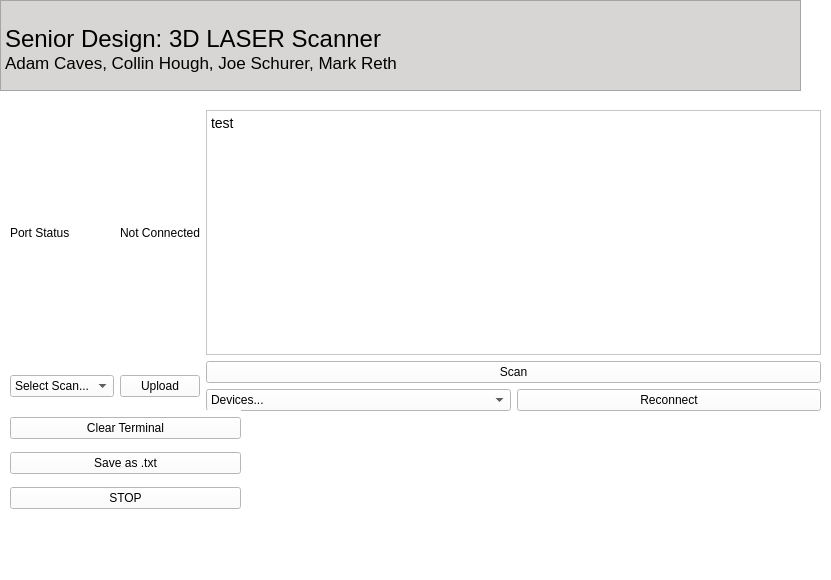
First picture: the form in src/UI/SeniorDesign_UI.ui, repository joeschurer/senior-design, before the edit.
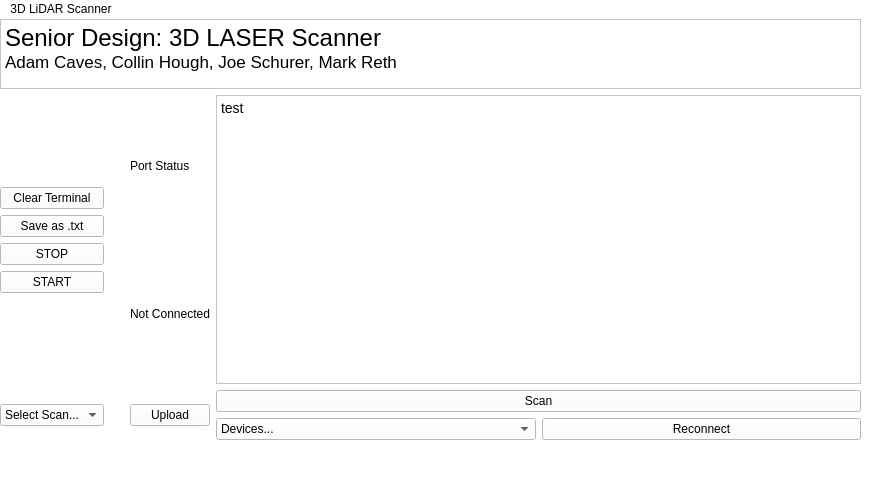
Second picture: the form after the edit.

Commit message: make UI less bad

Diff of the .ui file:
```diff
--- a/src/UI/SeniorDesign_UI.ui
+++ b/src/UI/SeniorDesign_UI.ui
@@ -6,10 +6,16 @@
    <rect>
     <x>0</x>
     <y>0</y>
-    <width>831</width>
-    <height>580</height>
+    <width>875</width>
+    <height>477</height>
    </rect>
   </property>
+  <property name="sizePolicy">
+   <sizepolicy hsizetype="Preferred" vsizetype="Minimum">
+    <horstretch>0</horstretch>
+    <verstretch>0</verstretch>
+   </sizepolicy>
+  </property>
   <property name="windowTitle">
    <string>MainWindow</string>
   </property>
@@ -17,20 +23,35 @@
    <string notr="true">background-color:rgb(255, 255, 255)</string>
   </property>
   <widget class="QWidget" name="centralwidget">
-   <widget class="QTextBrowser" name="textBrowser_2">
+   <widget class="QWidget" name="verticalLayoutWidget_3">
     <property name="geometry">
      <rect>
       <x>0</x>
       <y>0</y>
-      <width>801</width>
-      <height>91</height>
+      <width>861</width>
+      <height>421</height>
      </rect>
     </property>
-    <property name="autoFillBackground">
-     <bool>false</bool>
-    </property>
-    <property name="styleSheet">
-     <string notr="true">background-color:rgb(215, 214, 213)</string>
+    <layout class="QVBoxLayout" name="verticalLayout_4">
+     <item>
+      <widget class="QTextEdit" name="textEdit_2">
+       <property name="sizePolicy">
+        <sizepolicy hsizetype="Expanding" vsizetype="Fixed">
+         <horstretch>0</horstretch>
+         <verstretch>0</verstretch>
+        </sizepolicy>
+       </property>
+       <property name="verticalScrollBarPolicy">
+        <enum>Qt::ScrollBarAlwaysOff</enum>
+       </property>
+       <property name="horizontalScrollBarPolicy">
+        <enum>Qt::ScrollBarAlwaysOff</enum>
+       </property>
+       <property name="sizeAdjustPolicy">
+        <enum>QAbstractScrollArea::AdjustToContents</enum>
+       </property>
+       <property name="readOnly">
+        <bool>true</bool>
     </property>
     <property name="html">
      <string>&lt;!DOCTYPE HTML PUBLIC &quot;-//W3C//DTD HTML 4.0//EN&quot; &quot;http://www.w3.org/TR/REC-html40/strict.dtd&quot;&gt;
@@ -38,85 +59,43 @@
 p, li { white-space: pre-wrap; }
 hr { height: 1px; border-width: 0; }
 &lt;/style&gt;&lt;/head&gt;&lt;body style=&quot; font-family:'Segoe UI'; font-size:10.5pt; font-weight:400; font-style:normal;&quot;&gt;
-&lt;p style=&quot;-qt-paragraph-type:empty; margin-top:0px; margin-bottom:0px; margin-left:0px; margin-right:0px; -qt-block-indent:0; text-indent:0px; font-family:'.AppleSystemUIFont'; font-size:13pt;&quot;&gt;&lt;br /&gt;&lt;/p&gt;
 &lt;p style=&quot; margin-top:0px; margin-bottom:0px; margin-left:0px; margin-right:0px; -qt-block-indent:0; text-indent:0px;&quot;&gt;&lt;span style=&quot; font-family:'.AppleSystemUIFont'; font-size:18pt;&quot;&gt;Senior Design: 3D LASER Scanner&lt;/span&gt;&lt;/p&gt;
 &lt;p style=&quot; margin-top:0px; margin-bottom:0px; margin-left:0px; margin-right:0px; -qt-block-indent:0; text-indent:0px;&quot;&gt;&lt;span style=&quot; font-family:'.AppleSystemUIFont'; font-size:13pt;&quot;&gt;Adam Caves, Collin Hough, Joe Schurer, Mark Reth&lt;/span&gt;&lt;/p&gt;&lt;/body&gt;&lt;/html&gt;</string>
     </property>
    </widget>
-   <widget class="QWidget" name="gridLayoutWidget">
-    <property name="geometry">
-     <rect>
-      <x>10</x>
-      <y>110</y>
-      <width>811</width>
-      <height>301</height>
-     </rect>
-    </property>
+     </item>
+     <item>
     <layout class="QGridLayout" name="gridLayout">
+       <item row="2" column="3">
+        <widget class="QPushButton" name="upload_button">
+         <property name="text">
+          <string>Upload</string>
+         </property>
+        </widget>
+       </item>
      <item row="0" column="3">
-      <widget class="QTextEdit" name="textEdit">
-       <property name="html">
-        <string>&lt;!DOCTYPE HTML PUBLIC &quot;-//W3C//DTD HTML 4.0//EN&quot; &quot;http://www.w3.org/TR/REC-html40/strict.dtd&quot;&gt;
-&lt;html&gt;&lt;head&gt;&lt;meta name=&quot;qrichtext&quot; content=&quot;1&quot; /&gt;&lt;meta charset=&quot;utf-8&quot; /&gt;&lt;style type=&quot;text/css&quot;&gt;
-p, li { white-space: pre-wrap; }
-hr { height: 1px; border-width: 0; }
-&lt;/style&gt;&lt;/head&gt;&lt;body style=&quot; font-family:'Segoe UI'; font-size:10.5pt; font-weight:400; font-style:normal;&quot;&gt;
-&lt;p style=&quot; margin-top:0px; margin-bottom:0px; margin-left:0px; margin-right:0px; -qt-block-indent:0; text-indent:0px;&quot;&gt;test&lt;/p&gt;&lt;/body&gt;&lt;/html&gt;</string>
-       </property>
-       <property name="textInteractionFlags">
-        <set>Qt::TextSelectableByKeyboard|Qt::TextSelectableByMouse</set>
-       </property>
-      </widget>
-     </item>
-     <item row="0" column="1">
+        <layout class="QHBoxLayout" name="horizontalLayout_2">
+         <item>
+          <layout class="QVBoxLayout" name="verticalLayout_3">
+           <item>
       <widget class="QLabel" name="port_status">
        <property name="text">
         <string>Port Status</string>
        </property>
       </widget>
      </item>
-     <item row="0" column="2">
+           <item>
       <widget class="QLabel" name="port_label">
        <property name="text">
         <string>Not Connected</string>
        </property>
       </widget>
      </item>
-     <item row="2" column="1">
-      <widget class="QComboBox" name="prog_select">
-       <property name="currentText">
-        <string>Select Scan...</string>
-       </property>
-       <item>
-        <property name="text">
-         <string>Select Scan...</string>
-        </property>
-       </item>
-       <item>
-        <property name="text">
-         <string>Low Res</string>
-        </property>
+          </layout>
+         </item>
+        </layout>
        </item>
-       <item>
-        <property name="text">
-         <string>High Res</string>
-        </property>
-       </item>
-       <item>
-        <property name="text">
-         <string>Upload Scan</string>
-        </property>
-       </item>
-      </widget>
-     </item>
-     <item row="2" column="2">
-      <widget class="QPushButton" name="upload_button">
-       <property name="text">
-        <string>Upload</string>
-       </property>
-      </widget>
-     </item>
-     <item row="2" column="3">
+       <item row="2" column="4">
       <layout class="QVBoxLayout" name="verticalLayout_2">
        <item>
         <widget class="QPushButton" name="scan_button">
@@ -147,18 +126,36 @@
        </item>
       </layout>
      </item>
-    </layout>
-   </widget>
-   <widget class="QWidget" name="verticalLayoutWidget">
-    <property name="geometry">
-     <rect>
-      <x>10</x>
-      <y>410</y>
-      <width>231</width>
-      <height>106</height>
-     </rect>
-    </property>
+       <item row="0" column="4">
+        <widget class="QTextEdit" name="textEdit">
+         <property name="html">
+          <string>&lt;!DOCTYPE HTML PUBLIC &quot;-//W3C//DTD HTML 4.0//EN&quot; &quot;http://www.w3.org/TR/REC-html40/strict.dtd&quot;&gt;
+&lt;html&gt;&lt;head&gt;&lt;meta name=&quot;qrichtext&quot; content=&quot;1&quot; /&gt;&lt;meta charset=&quot;utf-8&quot; /&gt;&lt;style type=&quot;text/css&quot;&gt;
+p, li { white-space: pre-wrap; }
+hr { height: 1px; border-width: 0; }
+&lt;/style&gt;&lt;/head&gt;&lt;body style=&quot; font-family:'Segoe UI'; font-size:10.5pt; font-weight:400; font-style:normal;&quot;&gt;
+&lt;p style=&quot; margin-top:0px; margin-bottom:0px; margin-left:0px; margin-right:0px; -qt-block-indent:0; text-indent:0px;&quot;&gt;test&lt;/p&gt;&lt;/body&gt;&lt;/html&gt;</string>
+         </property>
+         <property name="textInteractionFlags">
+          <set>Qt::TextSelectableByKeyboard|Qt::TextSelectableByMouse</set>
+         </property>
+        </widget>
+       </item>
+       <item row="0" column="1">
     <layout class="QVBoxLayout" name="verticalLayout">
+         <item>
+          <spacer name="verticalSpacer_2">
+           <property name="orientation">
+            <enum>Qt::Vertical</enum>
+           </property>
+           <property name="sizeHint" stdset="0">
+            <size>
+             <width>20</width>
+             <height>40</height>
+            </size>
+           </property>
+          </spacer>
+         </item>
      <item>
       <widget class="QPushButton" name="clear_button">
        <property name="text">
@@ -180,6 +177,70 @@
        </property>
       </widget>
      </item>
+         <item>
+          <widget class="QPushButton" name="pushButton">
+           <property name="text">
+            <string>START</string>
+           </property>
+          </widget>
+         </item>
+         <item>
+          <spacer name="verticalSpacer">
+           <property name="orientation">
+            <enum>Qt::Vertical</enum>
+           </property>
+           <property name="sizeHint" stdset="0">
+            <size>
+             <width>20</width>
+             <height>40</height>
+            </size>
+           </property>
+          </spacer>
+         </item>
+        </layout>
+       </item>
+       <item row="2" column="1">
+        <widget class="QComboBox" name="prog_select">
+         <property name="currentText">
+          <string>Select Scan...</string>
+         </property>
+         <item>
+          <property name="text">
+           <string>Select Scan...</string>
+          </property>
+         </item>
+         <item>
+          <property name="text">
+           <string>Low Res</string>
+          </property>
+         </item>
+         <item>
+          <property name="text">
+           <string>High Res</string>
+          </property>
+         </item>
+         <item>
+          <property name="text">
+           <string>Upload Scan</string>
+          </property>
+         </item>
+        </widget>
+       </item>
+       <item row="0" column="2">
+        <spacer name="verticalSpacer_3">
+         <property name="orientation">
+          <enum>Qt::Vertical</enum>
+         </property>
+         <property name="sizeHint" stdset="0">
+          <size>
+           <width>20</width>
+           <height>40</height>
+          </size>
+         </property>
+        </spacer>
+       </item>
+      </layout>
+     </item>
     </layout>
    </widget>
   </widget>
@@ -188,10 +249,16 @@
     <rect>
      <x>0</x>
      <y>0</y>
-     <width>831</width>
+     <width>875</width>
      <height>24</height>
     </rect>
    </property>
+   <widget class="QMenu" name="menu3D_LiDAR_Scanner">
+    <property name="title">
+     <string>3D LiDAR Scanner</string>
+    </property>
+   </widget>
+   <addaction name="menu3D_LiDAR_Scanner"/>
   </widget>
   <widget class="QStatusBar" name="statusbar"/>
  </widget>
```
Lines whose indentation alone changed are shown as unchanged. The commit also changes 2 other files.
